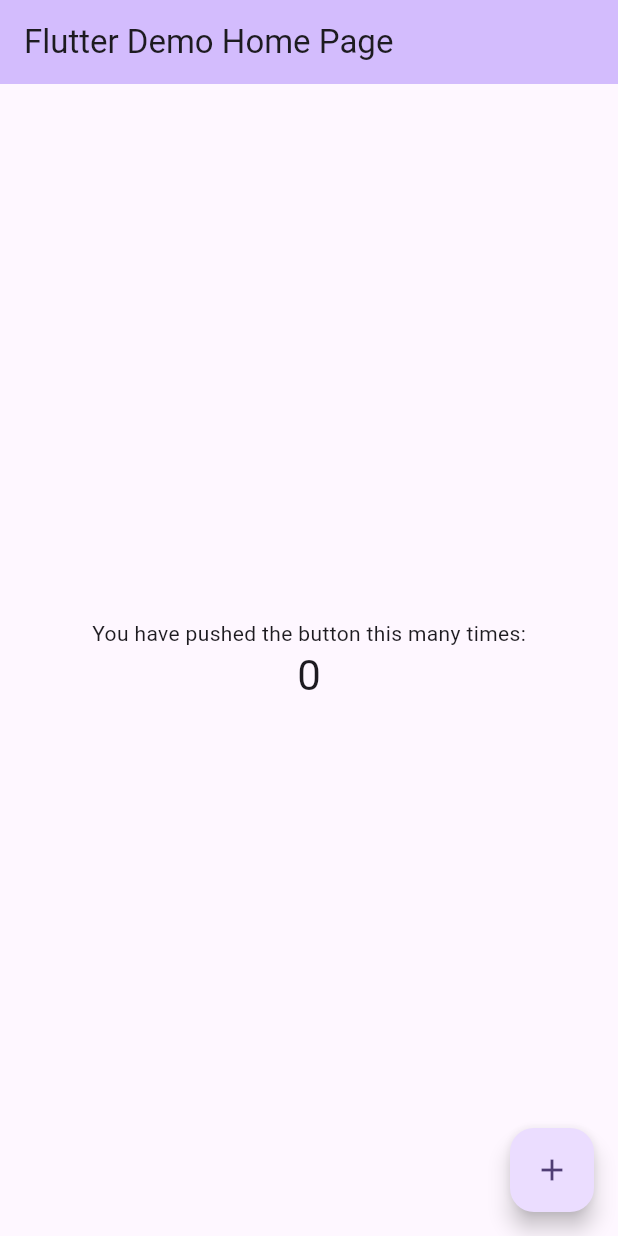
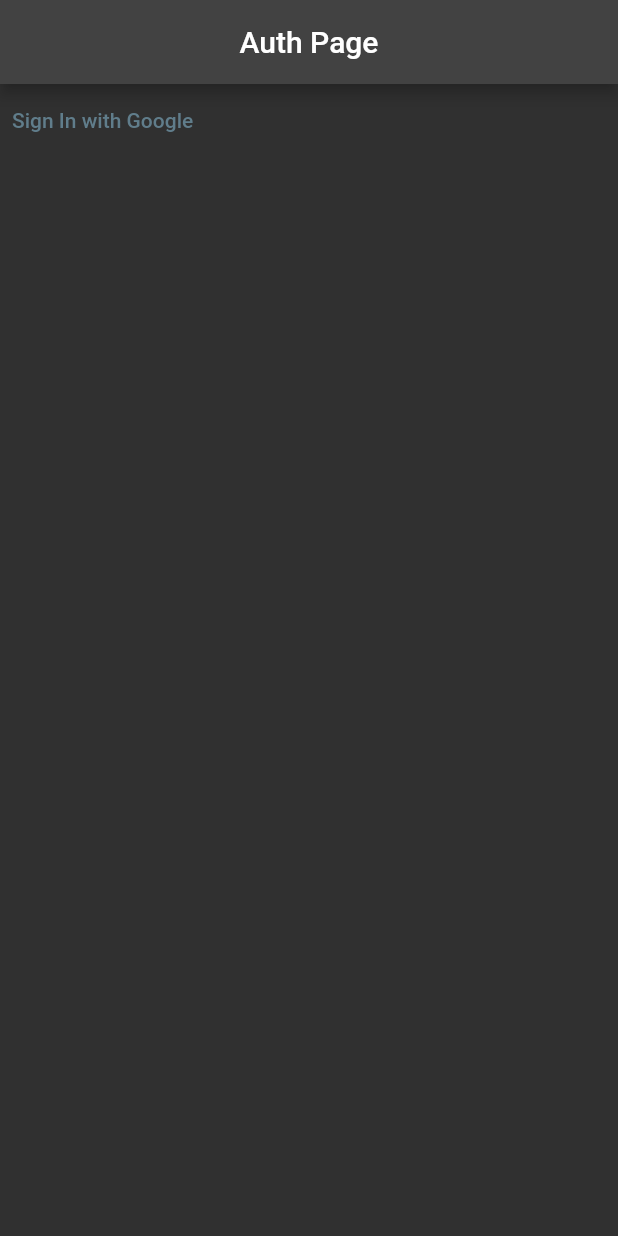
Before and after one commit to NamHaiBui/test_project_insta_clone, a Flutter app: the screen it shows after launch, on a phone screen of 412 x 824 dp. Run offline on Flutter 3.47's test engine with Material 2 defaults, Android fonts, the phone set to English and light mode, and no system bars; our stand-ins replace cloud_firestore, firebase_auth, firebase_core, flutter_riverpod, google_sign_in, hooks_riverpod; accounts and stored records are empty.

Commit message:
Finish Authentication with Google

```diff
--- a/lib/main.dart
+++ b/lib/main.dart
@@ -1,125 +1,60 @@
 import 'package:flutter/material.dart';
+import 'package:firebase_core/firebase_core.dart';
+import 'package:flutter_riverpod/flutter_riverpod.dart';
+import 'package:test_project_insta_clone/pages/auth_page.dart';
+import 'package:test_project_insta_clone/pages/main_page.dart';
+import 'package:test_project_insta_clone/state/providers/is_logged_in_provider.dart';
 
-void main() {
-  runApp(const MyApp());
+import 'firebase_options.dart';
+
+Future<void> main() async {
+  WidgetsFlutterBinding.ensureInitialized();
+  await Firebase.initializeApp(
+    options: DefaultFirebaseOptions.currentPlatform,
+  );
+  runApp(const ProviderScope(child: MyApp()));
 }
 
 class MyApp extends StatelessWidget {
-  const MyApp({super.key});
+  const MyApp({Key? key}) : super(key: key);
 
-  // This widget is the root of your application.
   @override
   Widget build(BuildContext context) {
     return MaterialApp(
-      title: 'Flutter Demo',
       theme: ThemeData(
-        // This is the theme of your application.
-        //
-        // TRY THIS: Try running your application with "flutter run". You'll see
-        // the application has a blue toolbar. Then, without quitting the app,
-        // try changing the seedColor in the colorScheme below to Colors.green
-        // and then invoke "hot reload" (save your changes or press the "hot
-        // reload" button in a Flutter-supported IDE, or press "r" if you used
-        // the command line to start the app).
-        //
-        // Notice that the counter didn't reset back to zero; the application
-        // state is not lost during the reload. To reset the state, use hot
-        // restart instead.
-        //
-        // This works for code too, not just values: Most code changes can be
-        // tested with just a hot reload.
-        colorScheme: ColorScheme.fromSeed(seedColor: Colors.deepPurple),
-        useMaterial3: true,
+        brightness: Brightness.dark,
+        primarySwatch: Colors.blue,
       ),
-      home: const MyHomePage(title: 'Flutter Demo Home Page'),
+      darkTheme: ThemeData(
+        brightness: Brightness.dark,
+        primarySwatch: Colors.blueGrey,
+        indicatorColor: Colors.blueGrey,
+      ),
+      themeMode: ThemeMode.dark,
+      debugShowCheckedModeBanner: true,
+      home: Consumer(
+        builder: (context, ref, child) {
+          final isLoggedIn = ref.watch(isLoggedInProvider);
+          if (isLoggedIn) {
+            return const MainView();
+          } else {
+            return const AuthPage();
+          }
+        },
+      ),
     );
   }
 }
 
-class MyHomePage extends StatefulWidget {
-  const MyHomePage({super.key, required this.title});
-
-  // This widget is the home page of your application. It is stateful, meaning
-  // that it has a State object (defined below) that contains fields that affect
-  // how it looks.
-
-  // This class is the configuration for the state. It holds the values (in this
-  // case the title) provided by the parent (in this case the App widget) and
-  // used by the build method of the State. Fields in a Widget subclass are
-  // always marked "final".
-
-  final String title;
-
-  @override
-  State<MyHomePage> createState() => _MyHomePageState();
-}
-
-class _MyHomePageState extends State<MyHomePage> {
-  int _counter = 0;
-
-  void _incrementCounter() {
-    setState(() {
-      // This call to setState tells the Flutter framework that something has
-      // changed in this State, which causes it to rerun the build method below
-      // so that the display can reflect the updated values. If we changed
-      // _counter without calling setState(), then the build method would not be
-      // called again, and so nothing would appear to happen.
-      _counter++;
-    });
-  }
+class HomePage extends StatelessWidget {
+  const HomePage({Key? key}) : super(key: key);
 
   @override
   Widget build(BuildContext context) {
-    // This method is rerun every time setState is called, for instance as done
-    // by the _incrementCounter method above.
-    //
-    // The Flutter framework has been optimized to make rerunning build methods
-    // fast, so that you can just rebuild anything that needs updating rather
-    // than having to individually change instances of widgets.
     return Scaffold(
       appBar: AppBar(
-        // TRY THIS: Try changing the color here to a specific color (to
-        // Colors.amber, perhaps?) and trigger a hot reload to see the AppBar
-        // change color while the other colors stay the same.
-        backgroundColor: Theme.of(context).colorScheme.inversePrimary,
-        // Here we take the value from the MyHomePage object that was created by
-        // the App.build method, and use it to set our appbar title.
-        title: Text(widget.title),
+        title: const Text('Home Page'),
       ),
-      body: Center(
-        // Center is a layout widget. It takes a single child and positions it
-        // in the middle of the parent.
-        child: Column(
-          // Column is also a layout widget. It takes a list of children and
-          // arranges them vertically. By default, it sizes itself to fit its
-          // children horizontally, and tries to be as tall as its parent.
-          //
-          // Column has various properties to control how it sizes itself and
-          // how it positions its children. Here we use mainAxisAlignment to
-          // center the children vertically; the main axis here is the vertical
-          // axis because Columns are vertical (the cross axis would be
-          // horizontal).
-          //
-          // TRY THIS: Invoke "debug painting" (choose the "Toggle Debug Paint"
-          // action in the IDE, or press "p" in the console), to see the
-          // wireframe for each widget.
-          mainAxisAlignment: MainAxisAlignment.center,
-          children: <Widget>[
-            const Text(
-              'You have pushed the button this many times:',
-            ),
-            Text(
-              '$_counter',
-              style: Theme.of(context).textTheme.headlineMedium,
-            ),
-          ],
-        ),
-      ),
-      floatingActionButton: FloatingActionButton(
-        onPressed: _incrementCounter,
-        tooltip: 'Increment',
-        child: const Icon(Icons.add),
-      ), // This trailing comma makes auto-formatting nicer for build methods.
     );
   }
 }
--- /dev/null
+++ b/lib/pages/auth_page.dart
@@ -0,0 +1,34 @@
+import 'package:flutter/material.dart';
+import 'package:hooks_riverpod/hooks_riverpod.dart';
+import 'package:test_project_insta_clone/state/auth/backend/authenticator.dart';
+import 'dart:developer' as devtools show log;
+
+import 'package:test_project_insta_clone/state/providers/auth_state_provider.dart';
+
+extension Log on Object {
+  void log() => devtools.log(toString());
+}
+
+class AuthPage extends ConsumerWidget {
+  const AuthPage({Key? key}) : super(key: key);
+
+  @override
+  Widget build(BuildContext context, WidgetRef ref) {
+    return Scaffold(
+        appBar: AppBar(
+          title: const Center(child: Text('Auth Page')),
+        ),
+        body: Column(
+          children: [
+            TextButton(
+              onPressed: () async {
+                ref.read(authStateProvider.notifier).loginWithGoogle();
+              },
+              child: const Text(
+                'Sign In with Google',
+              ),
+            ),
+          ],
+        ));
+  }
+}
--- /dev/null
+++ b/lib/state/auth/constants/constants.dart
@@ -0,0 +1,16 @@
+import 'package:flutter/foundation.dart';
+
+/// error
+/// - For when the program fails to verify user with google sign in
+/// - If there exists another account with the same credentials
+///
+/// Email Scope, Sign in with google
+///
+@immutable
+class Constants {
+  static const accountExistsWithDifferentCredential =
+      'account-exists-with-different-credential';
+  static const googleCom = 'google.com';
+  static const emailScope = 'email';
+  const Constants._();
+}
--- /dev/null
+++ b/lib/state/auth/models/auth_result.dart
@@ -0,0 +1,5 @@
+enum AuthResult {
+  aborted,
+  success,
+  failure,
+}
--- /dev/null
+++ b/lib/state/posts/typedefs/user_id.dart
@@ -0,0 +1 @@
+typedef UserId = String;
--- /dev/null
+++ b/lib/state/providers/auth_state_provider.dart
@@ -0,0 +1,7 @@
+import 'package:hooks_riverpod/hooks_riverpod.dart';
+import 'package:test_project_insta_clone/state/notifiers/auth_state_notifier.dart';
+
+import '../auth/models/auth_state.dart';
+
+final authStateProvider = StateNotifierProvider<AuthStateNotifier, AuthState>(
+    (ref) => AuthStateNotifier());
--- /dev/null
+++ b/lib/state/providers/is_logged_in_provider.dart
@@ -0,0 +1,9 @@
+import 'package:hooks_riverpod/hooks_riverpod.dart';
+import 'package:test_project_insta_clone/state/providers/auth_state_provider.dart';
+
+import '../auth/models/auth_result.dart';
+
+final isLoggedInProvider = Provider<bool>((ref) {
+  final authState = ref.watch(authStateProvider);
+  return authState.result == AuthResult.success;
+});
```
Also changed, not shown: lib/pages/main_page.dart (added, +21 -0 lines), lib/state/auth/backend/authenticator.dart (added, +57 -0 lines), lib/state/auth/models/auth_state.dart (added, +33 -0 lines), lib/state/constants/firebase_collection_name.dart (added, +12 -0 lines), lib/state/constants/firebase_field_name.dart (added, +14 -0 lines), lib/state/notifiers/auth_state_notifier.dart (added, +46 -0 lines), lib/state/providers/user_id_provider.dart (added, +8 -0 lines), lib/state/user_info/backend/user_info_storage.dart (added, +55 -0 lines), lib/state/user_info/models/user_info_payload.dart (added, +20 -0 lines), pubspec.yaml (+18 -4 lines), pubspec.lock, 8 other files.
